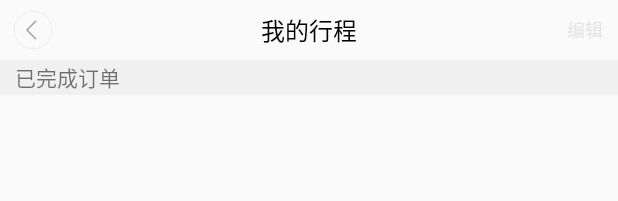
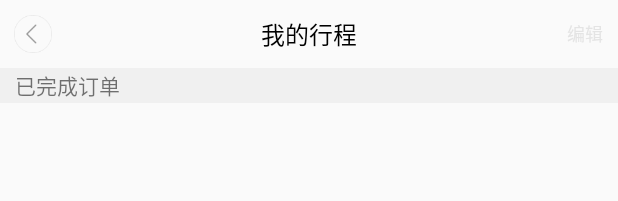
Before and after one commit to THEONE10211024/ProjectX, an Android app: the layout activity_journey_list.xml on its own in the app's theme, with its tools: preview values and no code run, on a phone screen of 412 x 824 dp. Shown: the top 201 px of the screen. Run offline under Robolectric (Android 15) with nearby library versions, the phone set to English and light mode, and no system bars.

Commit message:
调整UI

```diff
--- a/app/src/main/res/layout/activity_journey_list.xml
+++ b/app/src/main/res/layout/activity_journey_list.xml
@@ -9,7 +9,7 @@
         android:id="@+id/layout_header"
         android:background="@color/cfafafa"
         android:layout_width="match_parent"
-        android:layout_height="40dp">
+        android:layout_height="45dp">
         <TextView
             android:layout_width="wrap_content"
             android:layout_height="wrap_content"
```
